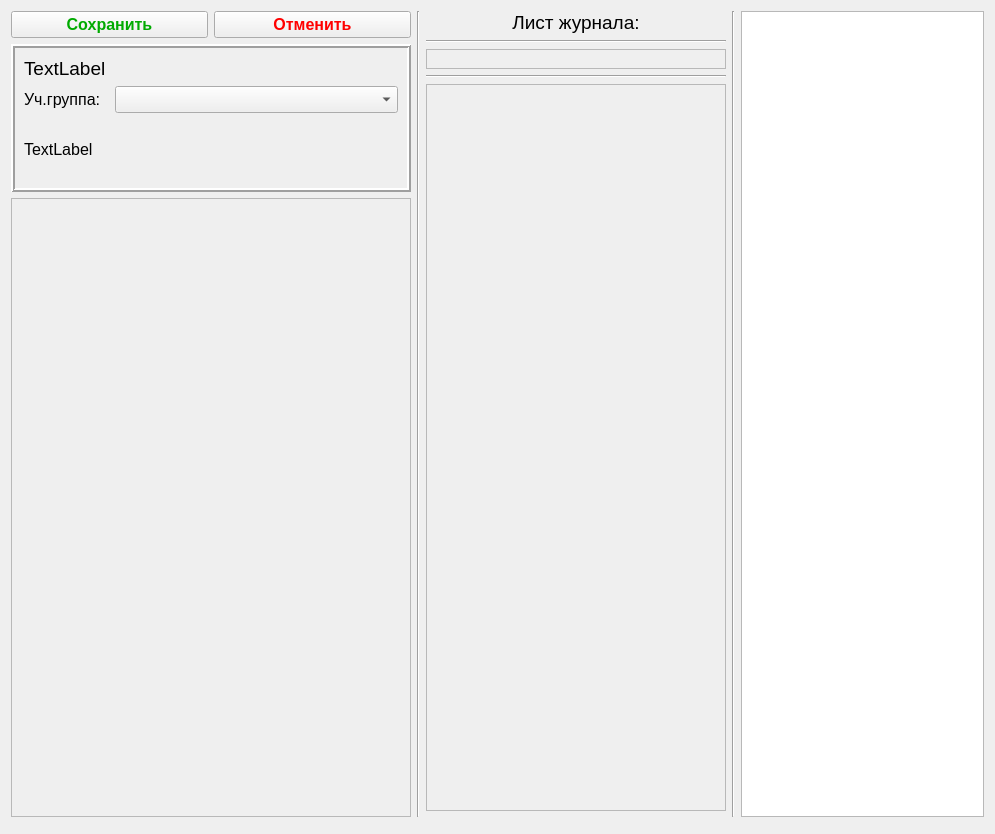
Old version of the form forms_teacher/t_tab5.ui in the repository AlexanderSokolov69/Journal310.
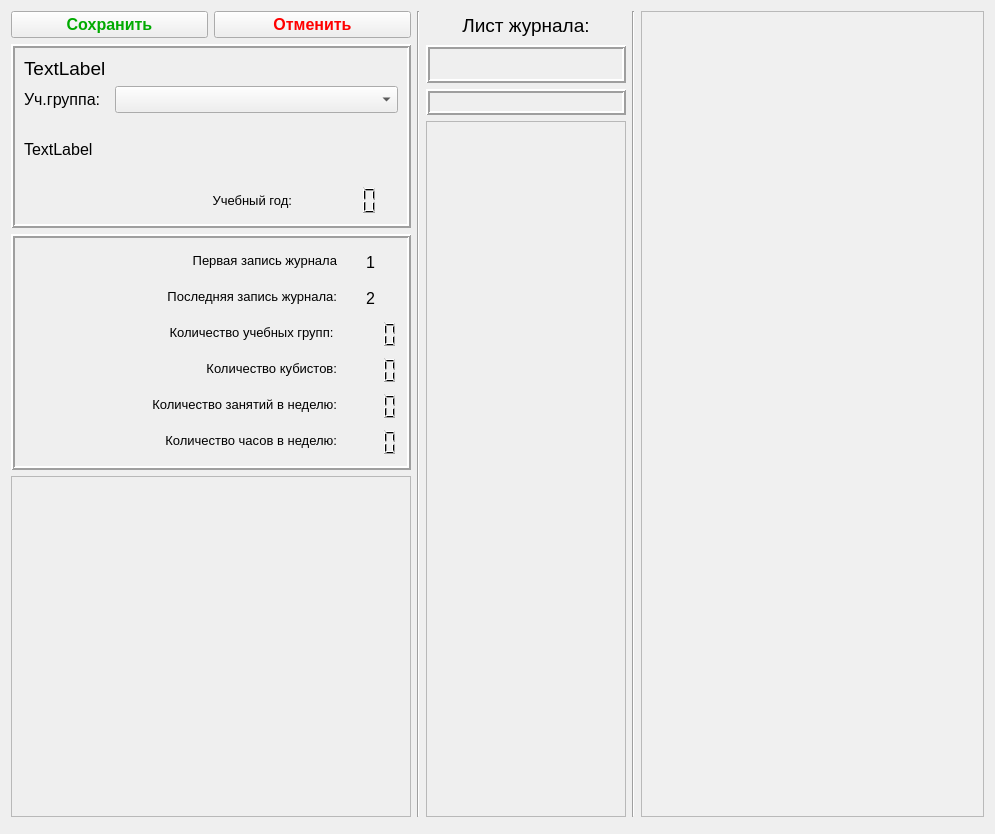
New version of the form.

What changed in the file:
```diff
--- a/forms_teacher/t_tab5.ui
+++ b/forms_teacher/t_tab5.ui
@@ -172,12 +172,398 @@
             </property>
            </widget>
           </item>
+          <item>
+           <layout class="QHBoxLayout" name="horizontalLayout_5">
+            <property name="topMargin">
+             <number>0</number>
+            </property>
+            <item>
+             <widget class="QLabel" name="label_3">
+              <property name="sizePolicy">
+               <sizepolicy hsizetype="Preferred" vsizetype="Preferred">
+                <horstretch>0</horstretch>
+                <verstretch>0</verstretch>
+               </sizepolicy>
+              </property>
+              <property name="minimumSize">
+               <size>
+                <width>200</width>
+                <height>0</height>
+               </size>
+              </property>
+              <property name="font">
+               <font>
+                <pointsize>10</pointsize>
+               </font>
+              </property>
+              <property name="text">
+               <string>Учебный год:</string>
+              </property>
+              <property name="alignment">
+               <set>Qt::AlignRight|Qt::AlignTrailing|Qt::AlignVCenter</set>
+              </property>
+             </widget>
+            </item>
+            <item>
+             <widget class="QLCDNumber" name="lcd_year">
+              <property name="minimumSize">
+               <size>
+                <width>0</width>
+                <height>30</height>
+               </size>
+              </property>
+              <property name="maximumSize">
+               <size>
+                <width>100</width>
+                <height>16777215</height>
+               </size>
+              </property>
+              <property name="frameShape">
+               <enum>QFrame::NoFrame</enum>
+              </property>
+              <property name="lineWidth">
+               <number>1</number>
+              </property>
+              <property name="digitCount">
+               <number>4</number>
+              </property>
+             </widget>
+            </item>
+           </layout>
+          </item>
          </layout>
         </widget>
        </item>
        <item>
         <widget class="QFrame" name="frame_3">
          <property name="sizePolicy">
+          <sizepolicy hsizetype="Preferred" vsizetype="Fixed">
+           <horstretch>0</horstretch>
+           <verstretch>0</verstretch>
+          </sizepolicy>
+         </property>
+         <property name="maximumSize">
+          <size>
+           <width>400</width>
+           <height>16777215</height>
+          </size>
+         </property>
+         <property name="styleSheet">
+          <string notr="true"/>
+         </property>
+         <property name="frameShape">
+          <enum>QFrame::Box</enum>
+         </property>
+         <property name="frameShadow">
+          <enum>QFrame::Raised</enum>
+         </property>
+         <property name="lineWidth">
+          <number>2</number>
+         </property>
+         <layout class="QHBoxLayout" name="horizontalLayout_4">
+          <property name="leftMargin">
+           <number>9</number>
+          </property>
+          <item>
+           <widget class="QLabel" name="label_2">
+            <property name="sizePolicy">
+             <sizepolicy hsizetype="Expanding" vsizetype="Preferred">
+              <horstretch>0</horstretch>
+              <verstretch>0</verstretch>
+             </sizepolicy>
+            </property>
+            <property name="text">
+             <string/>
+            </property>
+           </widget>
+          </item>
+          <item>
+           <layout class="QFormLayout" name="formLayout">
+            <property name="labelAlignment">
+             <set>Qt::AlignCenter</set>
+            </property>
+            <property name="formAlignment">
+             <set>Qt::AlignCenter</set>
+            </property>
+            <item row="3" column="0">
+             <widget class="QLabel" name="label_4">
+              <property name="minimumSize">
+               <size>
+                <width>200</width>
+                <height>0</height>
+               </size>
+              </property>
+              <property name="font">
+               <font>
+                <pointsize>10</pointsize>
+               </font>
+              </property>
+              <property name="text">
+               <string>Количество учебных групп: </string>
+              </property>
+              <property name="alignment">
+               <set>Qt::AlignRight|Qt::AlignTrailing|Qt::AlignVCenter</set>
+              </property>
+             </widget>
+            </item>
+            <item row="3" column="1">
+             <widget class="QLCDNumber" name="lcd_cnt_grp">
+              <property name="minimumSize">
+               <size>
+                <width>0</width>
+                <height>30</height>
+               </size>
+              </property>
+              <property name="maximumSize">
+               <size>
+                <width>100</width>
+                <height>16777215</height>
+               </size>
+              </property>
+              <property name="layoutDirection">
+               <enum>Qt::LeftToRight</enum>
+              </property>
+              <property name="frameShape">
+               <enum>QFrame::NoFrame</enum>
+              </property>
+              <property name="digitCount">
+               <number>4</number>
+              </property>
+             </widget>
+            </item>
+            <item row="4" column="0">
+             <widget class="QLabel" name="label_5">
+              <property name="minimumSize">
+               <size>
+                <width>200</width>
+                <height>0</height>
+               </size>
+              </property>
+              <property name="font">
+               <font>
+                <pointsize>10</pointsize>
+               </font>
+              </property>
+              <property name="text">
+               <string>Количество кубистов:</string>
+              </property>
+              <property name="alignment">
+               <set>Qt::AlignRight|Qt::AlignTrailing|Qt::AlignVCenter</set>
+              </property>
+             </widget>
+            </item>
+            <item row="4" column="1">
+             <widget class="QLCDNumber" name="lcd_cnt_stud">
+              <property name="minimumSize">
+               <size>
+                <width>0</width>
+                <height>30</height>
+               </size>
+              </property>
+              <property name="maximumSize">
+               <size>
+                <width>100</width>
+                <height>16777215</height>
+               </size>
+              </property>
+              <property name="frameShape">
+               <enum>QFrame::NoFrame</enum>
+              </property>
+              <property name="digitCount">
+               <number>4</number>
+              </property>
+             </widget>
+            </item>
+            <item row="5" column="0">
+             <widget class="QLabel" name="label_6">
+              <property name="minimumSize">
+               <size>
+                <width>200</width>
+                <height>0</height>
+               </size>
+              </property>
+              <property name="font">
+               <font>
+                <pointsize>10</pointsize>
+               </font>
+              </property>
+              <property name="text">
+               <string>Количество занятий в неделю:</string>
+              </property>
+              <property name="alignment">
+               <set>Qt::AlignRight|Qt::AlignTrailing|Qt::AlignVCenter</set>
+              </property>
+             </widget>
+            </item>
+            <item row="5" column="1">
+             <widget class="QLCDNumber" name="lcd_cnt_week">
+              <property name="minimumSize">
+               <size>
+                <width>0</width>
+                <height>30</height>
+               </size>
+              </property>
+              <property name="maximumSize">
+               <size>
+                <width>100</width>
+                <height>16777215</height>
+               </size>
+              </property>
+              <property name="frameShape">
+               <enum>QFrame::NoFrame</enum>
+              </property>
+              <property name="digitCount">
+               <number>4</number>
+              </property>
+             </widget>
+            </item>
+            <item row="6" column="0">
+             <widget class="QLabel" name="label_7">
+              <property name="minimumSize">
+               <size>
+                <width>200</width>
+                <height>0</height>
+               </size>
+              </property>
+              <property name="font">
+               <font>
+                <pointsize>10</pointsize>
+               </font>
+              </property>
+              <property name="text">
+               <string>Количество часов в неделю:</string>
+              </property>
+              <property name="alignment">
+               <set>Qt::AlignRight|Qt::AlignTrailing|Qt::AlignVCenter</set>
+              </property>
+             </widget>
+            </item>
+            <item row="6" column="1">
+             <widget class="QLCDNumber" name="lcd_h_to_week">
+              <property name="minimumSize">
+               <size>
+                <width>0</width>
+                <height>30</height>
+               </size>
+              </property>
+              <property name="maximumSize">
+               <size>
+                <width>100</width>
+                <height>16777215</height>
+               </size>
+              </property>
+              <property name="frameShape">
+               <enum>QFrame::NoFrame</enum>
+              </property>
+              <property name="digitCount">
+               <number>4</number>
+              </property>
+             </widget>
+            </item>
+            <item row="1" column="0">
+             <widget class="QLabel" name="label_8">
+              <property name="minimumSize">
+               <size>
+                <width>200</width>
+                <height>0</height>
+               </size>
+              </property>
+              <property name="font">
+               <font>
+                <pointsize>10</pointsize>
+               </font>
+              </property>
+              <property name="text">
+               <string>Первая запись журнала</string>
+              </property>
+              <property name="alignment">
+               <set>Qt::AlignRight|Qt::AlignTrailing|Qt::AlignVCenter</set>
+              </property>
+             </widget>
+            </item>
+            <item row="1" column="1">
+             <widget class="QLabel" name="lb_date_min">
+              <property name="minimumSize">
+               <size>
+                <width>0</width>
+                <height>30</height>
+               </size>
+              </property>
+              <property name="maximumSize">
+               <size>
+                <width>100</width>
+                <height>16777215</height>
+               </size>
+              </property>
+              <property name="font">
+               <font>
+                <pointsize>12</pointsize>
+               </font>
+              </property>
+              <property name="text">
+               <string>1</string>
+              </property>
+              <property name="alignment">
+               <set>Qt::AlignCenter</set>
+              </property>
+             </widget>
+            </item>
+            <item row="2" column="0">
+             <widget class="QLabel" name="label_10">
+              <property name="minimumSize">
+               <size>
+                <width>200</width>
+                <height>0</height>
+               </size>
+              </property>
+              <property name="font">
+               <font>
+                <pointsize>10</pointsize>
+               </font>
+              </property>
+              <property name="text">
+               <string>Последняя запись журнала:</string>
+              </property>
+              <property name="alignment">
+               <set>Qt::AlignRight|Qt::AlignTrailing|Qt::AlignVCenter</set>
+              </property>
+             </widget>
+            </item>
+            <item row="2" column="1">
+             <widget class="QLabel" name="lb_date_max">
+              <property name="minimumSize">
+               <size>
+                <width>0</width>
+                <height>30</height>
+               </size>
+              </property>
+              <property name="maximumSize">
+               <size>
+                <width>100</width>
+                <height>16777215</height>
+               </size>
+              </property>
+              <property name="font">
+               <font>
+                <pointsize>12</pointsize>
+               </font>
+              </property>
+              <property name="text">
+               <string>2</string>
+              </property>
+              <property name="alignment">
+               <set>Qt::AlignCenter</set>
+              </property>
+             </widget>
+            </item>
+           </layout>
+          </item>
+         </layout>
+        </widget>
+       </item>
+       <item>
+        <widget class="QFrame" name="frame_4">
+         <property name="sizePolicy">
           <sizepolicy hsizetype="Preferred" vsizetype="Expanding">
            <horstretch>0</horstretch>
            <verstretch>0</verstretch>
@@ -202,11 +588,14 @@
      </item>
      <item>
       <layout class="QVBoxLayout" name="verticalLayout_4">
+       <property name="spacing">
+        <number>6</number>
+       </property>
        <property name="leftMargin">
         <number>0</number>
        </property>
        <property name="bottomMargin">
-        <number>6</number>
+        <number>0</number>
        </property>
        <item>
         <widget class="QLabel" name="labelHead">
@@ -216,11 +605,20 @@
            <verstretch>0</verstretch>
           </sizepolicy>
          </property>
+         <property name="minimumSize">
+          <size>
+           <width>0</width>
+           <height>28</height>
+          </size>
+         </property>
          <property name="font">
           <font>
            <pointsize>14</pointsize>
           </font>
          </property>
+         <property name="styleSheet">
+          <string notr="true"/>
+         </property>
          <property name="text">
           <string>Лист журнала:</string>
          </property>
@@ -230,10 +628,38 @@
         </widget>
        </item>
        <item>
-        <widget class="Line" name="line">
-         <property name="orientation">
-          <enum>Qt::Horizontal</enum>
+        <widget class="QFrame" name="shape_frame">
+         <property name="font">
+          <font>
+           <pointsize>12</pointsize>
+          </font>
          </property>
+         <property name="frameShape">
+          <enum>QFrame::Box</enum>
+         </property>
+         <property name="frameShadow">
+          <enum>QFrame::Raised</enum>
+         </property>
+         <property name="lineWidth">
+          <number>2</number>
+         </property>
+         <layout class="QGridLayout" name="shape_layout">
+          <property name="leftMargin">
+           <number>6</number>
+          </property>
+          <property name="topMargin">
+           <number>12</number>
+          </property>
+          <property name="rightMargin">
+           <number>6</number>
+          </property>
+          <property name="bottomMargin">
+           <number>18</number>
+          </property>
+          <property name="verticalSpacing">
+           <number>16</number>
+          </property>
+         </layout>
         </widget>
        </item>
        <item>
@@ -246,7 +672,7 @@
          </property>
          <property name="minimumSize">
           <size>
-           <width>300</width>
+           <width>200</width>
            <height>0</height>
           </size>
          </property>
@@ -268,28 +694,30 @@
           </font>
          </property>
          <property name="frameShape">
-          <enum>QFrame::StyledPanel</enum>
+          <enum>QFrame::Box</enum>
          </property>
          <property name="frameShadow">
           <enum>QFrame::Raised</enum>
          </property>
+         <property name="lineWidth">
+          <number>2</number>
+         </property>
          <layout class="QGridLayout" name="gridLayout" columnstretch="0" rowminimumheight="0">
           <property name="sizeConstraint">
            <enum>QLayout::SetDefaultConstraint</enum>
           </property>
-          <property name="verticalSpacing">
+          <property name="rightMargin">
            <number>9</number>
           </property>
+          <property name="horizontalSpacing">
+           <number>4</number>
+          </property>
+          <property name="verticalSpacing">
+           <number>7</number>
+          </property>
          </layout>
         </widget>
        </item>
-       <item>
-        <widget class="Line" name="line_4">
-         <property name="orientation">
-          <enum>Qt::Horizontal</enum>
-         </property>
-        </widget>
-       </item>
        <item>
         <widget class="QFrame" name="frame_5">
          <property name="sizePolicy">
@@ -329,6 +757,14 @@
          <height>16777215</height>
         </size>
        </property>
+       <property name="font">
+        <font>
+         <pointsize>10</pointsize>
+        </font>
+       </property>
+       <property name="styleSheet">
+        <string notr="true">background-color: rgb(240, 240, 240);</string>
+       </property>
        <property name="sizeAdjustPolicy">
         <enum>QAbstractScrollArea::AdjustToContents</enum>
        </property>
```
